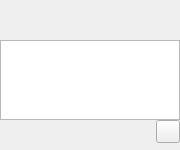
First picture: the form in ui/scene_beat_item_widget.ui, repository zkovari/plotlyst, before the edit.
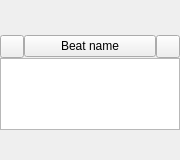
Second picture: the form after the edit. Custom widgets are drawn as their Qt base class.

```diff
--- a/ui/scene_beat_item_widget.ui
+++ b/ui/scene_beat_item_widget.ui
@@ -7,7 +7,7 @@
     <x>0</x>
     <y>0</y>
     <width>180</width>
-    <height>150</height>
+    <height>160</height>
    </rect>
   </property>
   <property name="sizePolicy">
@@ -19,13 +19,13 @@
   <property name="minimumSize">
    <size>
     <width>180</width>
-    <height>150</height>
+    <height>160</height>
    </size>
   </property>
   <property name="maximumSize">
    <size>
     <width>180</width>
-    <height>150</height>
+    <height>160</height>
    </size>
   </property>
   <property name="windowTitle">
@@ -55,7 +55,7 @@
      <property name="sizeHint" stdset="0">
       <size>
        <width>197</width>
-       <height>40</height>
+       <height>35</height>
       </size>
      </property>
     </spacer>
@@ -78,18 +78,65 @@
       <property name="bottomMargin">
        <number>0</number>
       </property>
+      <item>
+       <widget class="QWidget" name="wdgTop" native="true">
+        <property name="sizePolicy">
+         <sizepolicy hsizetype="Preferred" vsizetype="Fixed">
+          <horstretch>0</horstretch>
+          <verstretch>0</verstretch>
+         </sizepolicy>
+        </property>
+        <layout class="QHBoxLayout" name="horizontalLayout">
+         <property name="spacing">
+          <number>0</number>
+         </property>
+         <property name="leftMargin">
+          <number>0</number>
+         </property>
+         <property name="topMargin">
+          <number>0</number>
+         </property>
+         <property name="rightMargin">
+          <number>0</number>
+         </property>
+         <property name="bottomMargin">
+          <number>0</number>
+         </property>
+         <item>
+          <widget class="Icon" name="btnDrag">
+           <property name="cursor">
+            <cursorShape>OpenHandCursor</cursorShape>
+           </property>
+           <property name="iconName" stdset="0">
+            <string>mdi.drag</string>
+           </property>
+          </widget>
+         </item>
+         <item>
+          <widget class="IconText" name="btnName">
+           <property name="text">
+            <string>Beat name</string>
+           </property>
+          </widget>
+         </item>
+         <item>
+          <widget class="RemovalButton" name="btnDelete"/>
+         </item>
+        </layout>
+       </widget>
+      </item>
       <item>
        <widget class="QTextEdit" name="text">
         <property name="minimumSize">
          <size>
           <width>0</width>
-          <height>80</height>
+          <height>0</height>
          </size>
         </property>
         <property name="maximumSize">
          <size>
           <width>16777215</width>
-          <height>80</height>
+          <height>16777215</height>
          </size>
         </property>
         <property name="styleSheet">
@@ -104,14 +151,43 @@
        </widget>
       </item>
       <item>
-       <layout class="QHBoxLayout" name="layoutTop">
-        <property name="spacing">
-         <number>2</number>
+       <widget class="QWidget" name="wdgBottom" native="true">
+        <property name="sizePolicy">
+         <sizepolicy hsizetype="Preferred" vsizetype="Fixed">
+          <horstretch>0</horstretch>
+          <verstretch>0</verstretch>
+         </sizepolicy>
         </property>
-        <item alignment="Qt::AlignRight|Qt::AlignTop">
-         <widget class="RemovalButton" name="btnDelete"/>
-        </item>
-       </layout>
+        <property name="minimumSize">
+         <size>
+          <width>0</width>
+          <height>30</height>
+         </size>
+        </property>
+        <property name="maximumSize">
+         <size>
+          <width>16777215</width>
+          <height>30</height>
+         </size>
+        </property>
+        <layout class="QHBoxLayout" name="layoutTop">
+         <property name="spacing">
+          <number>2</number>
+         </property>
+         <property name="leftMargin">
+          <number>0</number>
+         </property>
+         <property name="topMargin">
+          <number>0</number>
+         </property>
+         <property name="rightMargin">
+          <number>0</number>
+         </property>
+         <property name="bottomMargin">
+          <number>0</number>
+         </property>
+        </layout>
+       </widget>
       </item>
      </layout>
     </widget>
@@ -119,6 +195,16 @@
   </layout>
  </widget>
  <customwidgets>
+  <customwidget>
+   <class>Icon</class>
+   <extends>QToolButton</extends>
+   <header>src.main.python.plotlyst.view.widget.display</header>
+  </customwidget>
+  <customwidget>
+   <class>IconText</class>
+   <extends>QPushButton</extends>
+   <header>src.main.python.plotlyst.view.widget.display</header>
+  </customwidget>
   <customwidget>
    <class>RemovalButton</class>
    <extends>QToolButton</extends>
```
